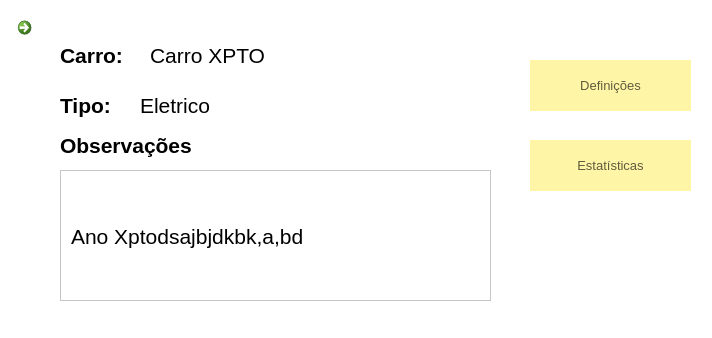
Above: FSIPLeiria/vercarro.ui from tatianascgil/Projeto_Informatico_Formula_Student_Barramento_CAN before the change. Below: the same form after it.
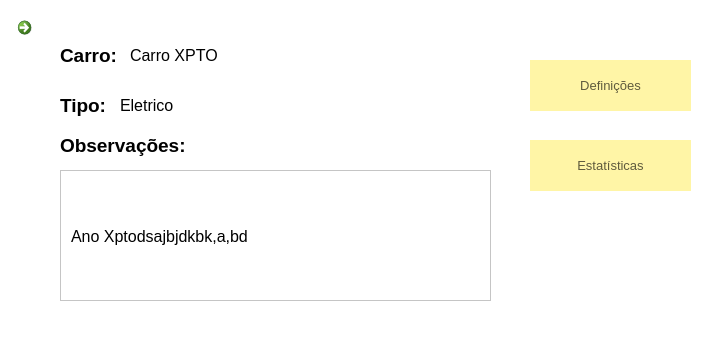
That is the form after the change. Icons and pictures are not drawn.

```diff
--- a/FSIPLeiria/vercarro.ui
+++ b/FSIPLeiria/vercarro.ui
@@ -100,13 +100,13 @@
     <rect>
      <x>60</x>
      <y>40</y>
-     <width>91</width>
+     <width>61</width>
      <height>31</height>
     </rect>
    </property>
    <property name="font">
     <font>
-     <pointsize>16</pointsize>
+     <pointsize>14</pointsize>
      <bold>true</bold>
     </font>
    </property>
@@ -125,7 +125,7 @@
    </property>
    <property name="font">
     <font>
-     <pointsize>16</pointsize>
+     <pointsize>14</pointsize>
      <bold>true</bold>
     </font>
    </property>
@@ -144,7 +144,7 @@
    </property>
    <property name="font">
     <font>
-     <pointsize>16</pointsize>
+     <pointsize>14</pointsize>
      <bold>true</bold>
     </font>
    </property>
@@ -155,15 +155,15 @@
   <widget class="QLabel" name="labelNomeCarro">
    <property name="geometry">
     <rect>
-     <x>150</x>
+     <x>130</x>
      <y>40</y>
-     <width>361</width>
+     <width>321</width>
      <height>31</height>
     </rect>
    </property>
    <property name="font">
     <font>
-     <pointsize>16</pointsize>
+     <pointsize>12</pointsize>
     </font>
    </property>
    <property name="text">
@@ -173,15 +173,15 @@
   <widget class="QLabel" name="labelTipoCarro">
    <property name="geometry">
     <rect>
-     <x>140</x>
+     <x>120</x>
      <y>90</y>
-     <width>351</width>
+     <width>131</width>
      <height>31</height>
     </rect>
    </property>
    <property name="font">
     <font>
-     <pointsize>16</pointsize>
+     <pointsize>12</pointsize>
     </font>
    </property>
    <property name="text">
@@ -220,7 +220,7 @@
      </property>
      <property name="font">
       <font>
-       <pointsize>16</pointsize>
+       <pointsize>12</pointsize>
       </font>
      </property>
      <property name="text">
```
